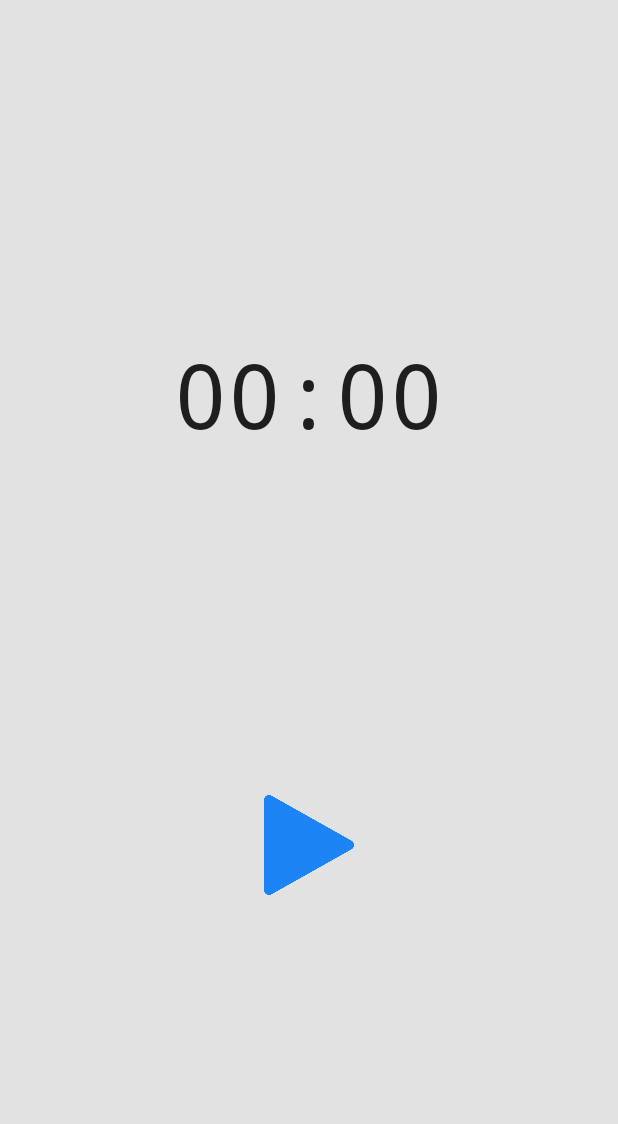
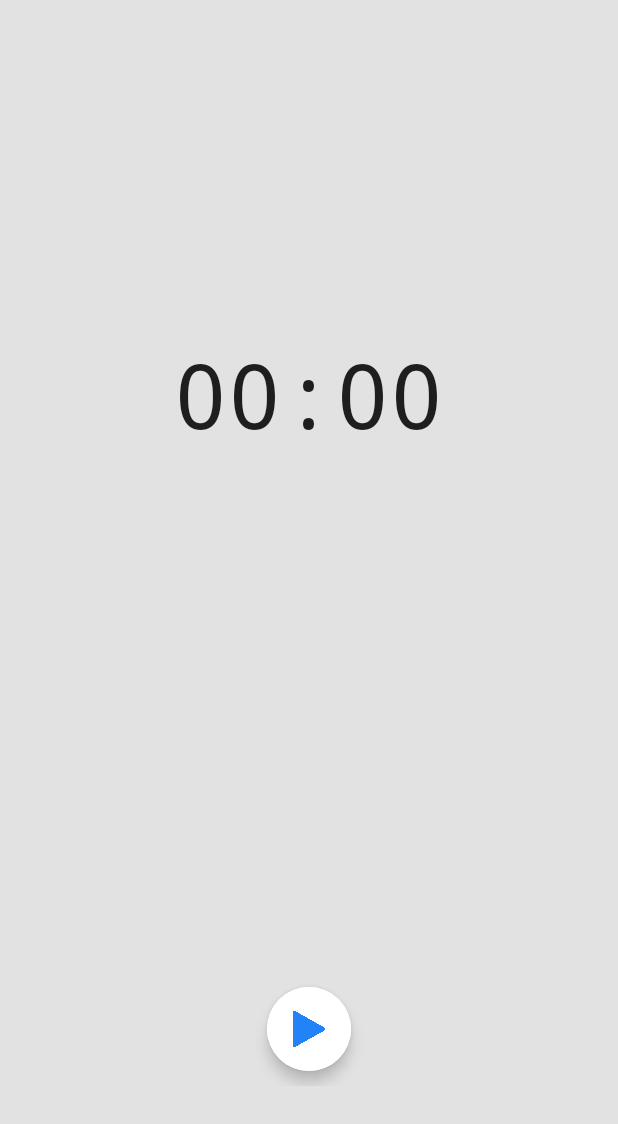
Before and after one commit to hacker-niki/Chronometr, an Android app: the screen it shows after launch (MainActivity), on a phone screen of 412 x 824 dp. Shown: the top 1124 px of the screen. Run offline under Robolectric (Android 15) with nearby library versions, the phone set to English and light mode, and no system bars.

Commit message:
я тебе починил и ща все работает

```diff
--- a/app/src/main/java/com/g4/lohotron/MainActivity.kt
+++ b/app/src/main/java/com/g4/lohotron/MainActivity.kt
@@ -1,54 +1,44 @@
 package com.g4.lohotron
 
-import android.media.Image
-import androidx.appcompat.app.AppCompatActivity
 import android.os.Bundle
 import android.os.SystemClock
 import android.widget.Chronometer
-import android.widget.ImageButton
-import android.widget.Toast
+import androidx.appcompat.app.AppCompatActivity
 import androidx.core.view.isVisible
+import com.google.android.material.floatingactionbutton.ExtendedFloatingActionButton
 
 class MainActivity : AppCompatActivity() {
     override fun onCreate(savedInstanceState: Bundle?) {
         super.onCreate(savedInstanceState)
         setContentView(R.layout.activity_main)
+        var timeWhenStop : Long = 0
+        var isWorkNow = false
         val chronometer: Chronometer = findViewById(R.id.chronometer)
-        var onWork : Boolean = false
-        val buttonPlay: ImageButton = findViewById(R.id.buttonPlay)
-        val buttonPause : ImageButton = findViewById(R.id.buttonPause)
-        val buttonStop : ImageButton = findViewById(R.id.buttonStop)
+        val buttonPlayPause: ExtendedFloatingActionButton = findViewById(R.id.eFAb_play_pause)
+        val buttonStop : ExtendedFloatingActionButton = findViewById(R.id.eFab_stop)
 
-        buttonPlay.setOnClickListener{
+        buttonPlayPause.setOnClickListener{
+            if(!isWorkNow){
+                chronometer.base = SystemClock.elapsedRealtime() + timeWhenStop;
+                chronometer.start();
+                buttonStop.isVisible = true
+                isWorkNow = true
+                buttonPlayPause.setIconResource(R.drawable.play)
+            } else{
 
-            chronometer.start()
-            onWork = true
-            buttonPause.isVisible = true
-            buttonStop.isVisible = true
-            buttonPlay.isVisible = false
-
+                chronometer.stop()
+                timeWhenStop = chronometer.base - SystemClock.elapsedRealtime()
+                buttonPlayPause.setIconResource(R.drawable.pause)
+                isWorkNow = false
+            }
         }
 
-        buttonPause.setOnClickListener{
-
+        buttonStop.setOnClickListener{
             chronometer.stop()
-            onWork = false
-            buttonPause.isVisible = false
-            buttonPlay.isVisible = true
-
+            timeWhenStop = 0
+            buttonStop.isVisible = false
+            buttonPlayPause.setIconResource(R.drawable.pause)
+            isWorkNow = false
         }
-
-        buttonStop.setOnClickListener(){
-
-            chronometer.base = SystemClock.elapsedRealtime()
-            buttonPause.isVisible = false
-            buttonPlay.isVisible = true
-            buttonStop.isVisible = false
-            chronometer.stop()
-            onWork = false
-
-        }
-
-
     }
 }
--- a/app/src/main/res/layout/activity_main.xml
+++ b/app/src/main/res/layout/activity_main.xml
@@ -4,59 +4,51 @@
     xmlns:tools="http://schemas.android.com/tools"
     android:layout_width="match_parent"
     android:layout_height="match_parent"
-    tools:context=".MainActivity"
-    android:background="#e1e2e1">
-    <ImageButton
-        android:id="@+id/buttonPause"
-        android:layout_width="100px"
-        android:layout_height="100px"
-        android:scaleType="centerInside"
-        android:src="@drawable/play"
-        android:background="#0000"
-        app:layout_constraintBottom_toBottomOf="parent"
-        app:layout_constraintEnd_toStartOf="@id/buttonStop"
-        app:layout_constraintStart_toStartOf="parent"
-        app:layout_constraintTop_toBottomOf="@+id/chronometer"
-        android:layout_marginStart="100dp"
-        android:visibility="gone"
-        />
-    <ImageButton
-        android:id="@+id/buttonStop"
-        android:layout_width="100px"
-        android:layout_height="100px"
-        android:scaleType="centerInside"
-        android:src="@drawable/stop"
-        android:background="#0000"
-        app:layout_constraintBottom_toBottomOf="parent"
-        app:layout_constraintEnd_toEndOf="parent"
-        app:layout_constraintStart_toEndOf="@id/buttonPause"
-        app:layout_constraintTop_toBottomOf="@+id/chronometer"
-        android:layout_marginEnd="100dp"
-        android:visibility="gone"
-        />
-    <ImageButton
-        android:id="@+id/buttonPlay"
-        android:layout_width="100px"
-        android:layout_height="100px"
-        android:scaleType="centerInside"
-        android:src="@drawable/pause"
-        android:background="#0000"
+    android:background="#e1e2e1"
+    tools:context=".MainActivity">
+
+    <LinearLayout
+        android:layout_width="wrap_content"
+        android:layout_height="wrap_content"
+        android:layout_marginBottom="100dp"
+        android:orientation="horizontal"
         app:layout_constraintBottom_toBottomOf="parent"
         app:layout_constraintEnd_toEndOf="parent"
         app:layout_constraintStart_toStartOf="parent"
-        app:layout_constraintTop_toBottomOf="@+id/chronometer"
-        />
+        app:iconTint="#2283F6">
+
+
+        <com.google.android.material.floatingactionbutton.ExtendedFloatingActionButton
+            android:id="@+id/eFAb_play_pause"
+            android:layout_width="100dp"
+            android:layout_height="100dp"
+            android:layout_margin="10dp"
+            android:backgroundTint="@color/white"
+            app:icon="@drawable/pause"
+            app:iconTint="#2283F6"/>
+
+        <com.google.android.material.floatingactionbutton.ExtendedFloatingActionButton
+            android:layout_width="100dp"
+            android:layout_height="100dp"
+            android:layout_margin="10dp"
+            android:backgroundTint="@color/white"
+            android:visibility="gone"
+            android:id="@+id/eFab_stop"
+            app:icon="@drawable/stop"
+            app:iconTint="#2283F6"/>
+
+    </LinearLayout>
+
     <Chronometer
+        android:id="@+id/chronometer"
         android:layout_width="wrap_content"
         android:layout_height="wrap_content"
+        android:layout_marginBottom="300dp"
+        android:format="%s"
+        android:textSize="60sp"
+        android:typeface="monospace"
         app:layout_constraintBottom_toBottomOf="parent"
         app:layout_constraintEnd_toEndOf="parent"
         app:layout_constraintStart_toStartOf="parent"
-        app:layout_constraintTop_toTopOf="parent"
-        android:layout_marginBottom="300dp"
-        android:textSize="60sp"
-        android:typeface="monospace"
-        android:format="%s"
-        android:id="@+id/chronometer"
-        />
+        app:layout_constraintTop_toTopOf="parent" />
 </androidx.constraintlayout.widget.ConstraintLayout>
```
